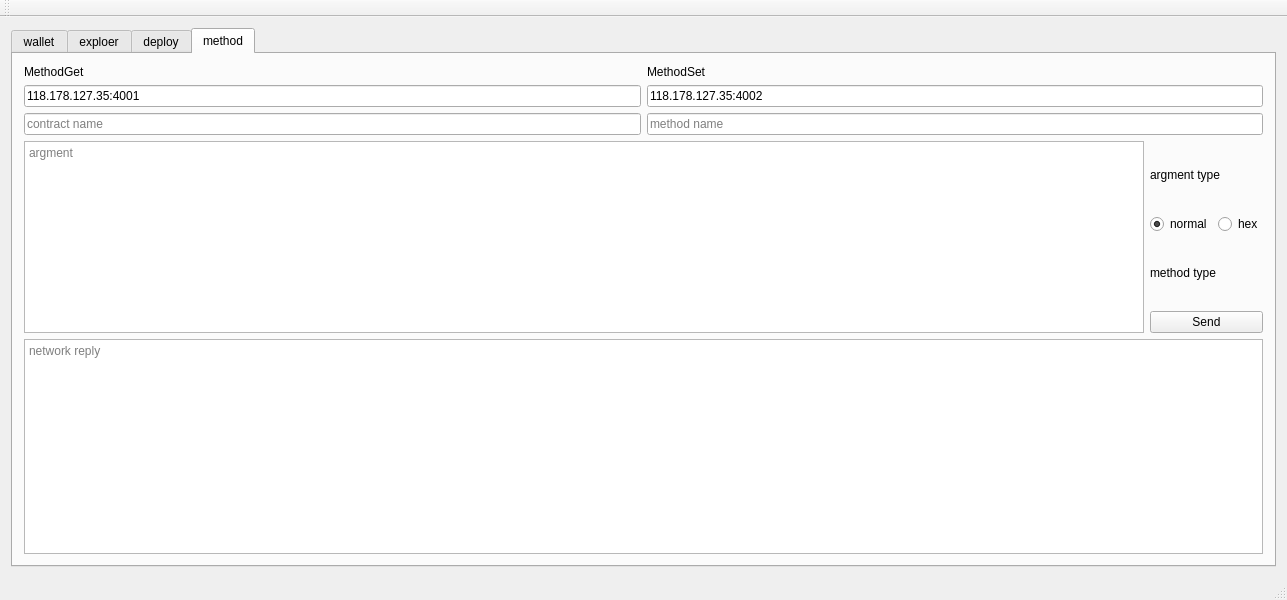
Above: MainWindow.ui from t2dk49580/OriginWallet before the change. Below: the same form after it.
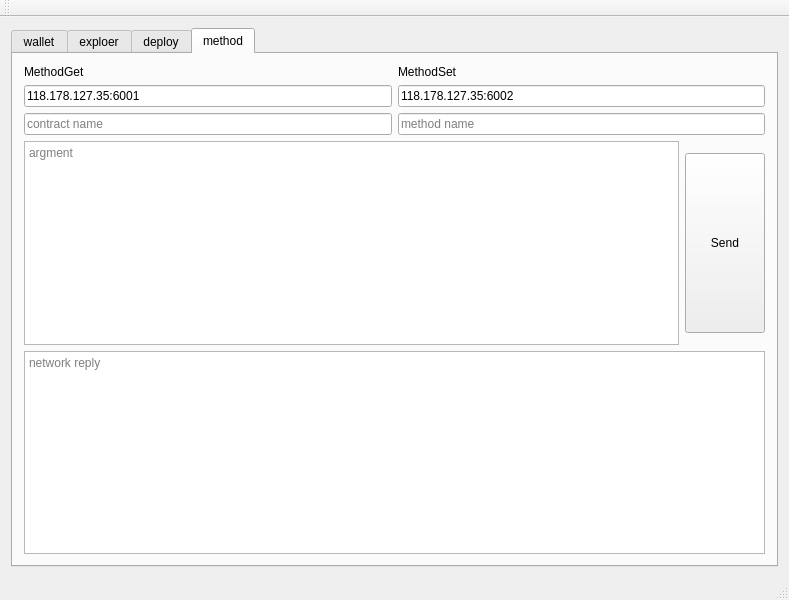
That is the form after the change. The open tabs and pages were chosen to show the change.

Commit message: change argument type to hex

Diff of the .ui file:
```diff
--- a/MainWindow.ui
+++ b/MainWindow.ui
@@ -6,7 +6,7 @@
    <rect>
     <x>0</x>
     <y>0</y>
-    <width>1287</width>
+    <width>789</width>
     <height>600</height>
    </rect>
   </property>
@@ -516,7 +516,7 @@
             <item>
              <widget class="QLineEdit" name="le_get_url">
               <property name="text">
-               <string>118.178.127.35:4001</string>
+               <string>118.178.127.35:6001</string>
               </property>
              </widget>
             </item>
@@ -544,7 +544,7 @@
             <item>
              <widget class="QLineEdit" name="le_set_url">
               <property name="text">
-               <string>118.178.127.35:4002</string>
+               <string>118.178.127.35:6002</string>
               </property>
              </widget>
             </item>
@@ -562,7 +562,7 @@
           </item>
          </layout>
         </item>
-        <item row="1" column="0" rowspan="2">
+        <item row="1" column="0">
          <widget class="QTextEdit" name="te_arg">
           <property name="toolTip">
            <string/>
@@ -592,54 +592,11 @@
          </widget>
         </item>
         <item row="1" column="1">
-         <layout class="QVBoxLayout" name="verticalLayout_15">
-          <item>
-           <widget class="QLabel" name="label_16">
-            <property name="text">
-             <string>argment type</string>
-            </property>
-           </widget>
-          </item>
-          <item>
-           <layout class="QHBoxLayout" name="horizontalLayout_4">
-            <item>
-             <widget class="QRadioButton" name="rb_normal">
-              <property name="text">
-               <string>normal</string>
-              </property>
-              <property name="checked">
-               <bool>true</bool>
-              </property>
-             </widget>
-            </item>
-            <item>
-             <widget class="QRadioButton" name="rb_hex">
-              <property name="text">
-               <string>hex</string>
-              </property>
-             </widget>
-            </item>
-           </layout>
-          </item>
-         </layout>
-        </item>
-        <item row="2" column="1">
-         <layout class="QVBoxLayout" name="verticalLayout_16">
-          <item>
-           <widget class="QLabel" name="label_17">
-            <property name="text">
-             <string>method type</string>
-            </property>
-           </widget>
-          </item>
-          <item>
-           <layout class="QHBoxLayout" name="horizontalLayout_5">
-            <item>
              <widget class="QPushButton" name="pushButton_2">
               <property name="minimumSize">
                <size>
                 <width>0</width>
-                <height>0</height>
+            <height>180</height>
                </size>
               </property>
               <property name="text">
@@ -647,11 +604,7 @@
               </property>
              </widget>
             </item>
-           </layout>
-          </item>
-         </layout>
-        </item>
-        <item row="3" column="0" colspan="2">
+        <item row="2" column="0" colspan="2">
          <widget class="QTextBrowser" name="tb_network">
           <property name="html">
            <string>&lt;!DOCTYPE HTML PUBLIC &quot;-//W3C//DTD HTML 4.0//EN&quot; &quot;http://www.w3.org/TR/REC-html40/strict.dtd&quot;&gt;
```
Left out of the diff: 6 changed lines with no effect on the pictures. Lines whose indentation alone changed are shown as unchanged. The commit also changes 5 other files.
